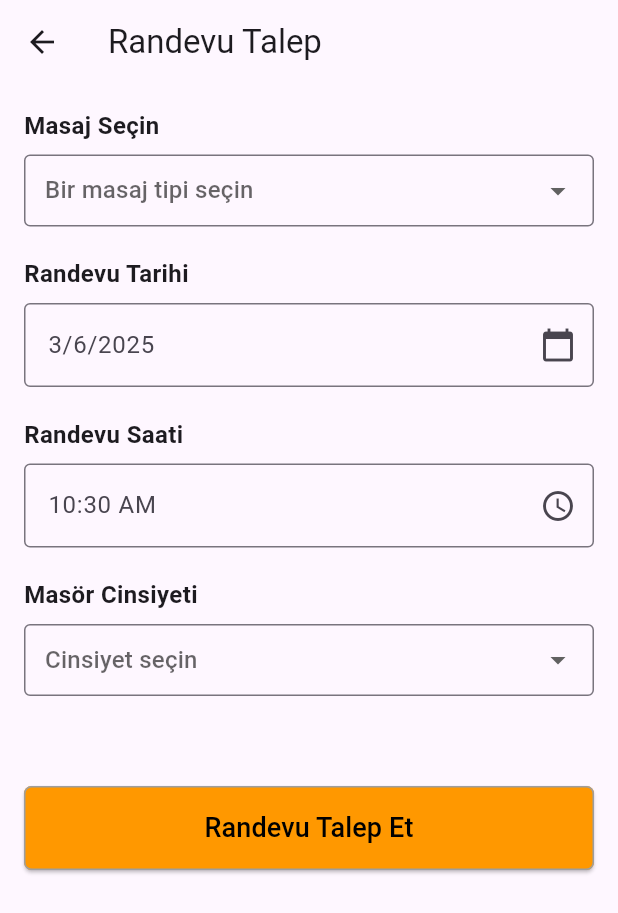
After one commit to projectelif/swiftpick_spa, a Flutter app: the screen it shows once a user with an empty profile is signed in, after a tap on "Randevu Talep", on a phone screen of 412 x 824 dp. The commit adds this screen. Shown: the top 913 px of the screen. Run offline on Flutter 3.47's test engine with Material 3 defaults, Android fonts, the light colour scheme and no system bars; our stand-ins replace firebase_auth, firebase_core, youtube_player_flutter; accounts and stored records are empty.

Commit message:
randevu talep sayfası hazırlandı

```diff
--- a/lib/auth/home_page.dart
+++ b/lib/auth/home_page.dart
@@ -4,6 +4,7 @@ import 'package:swiftpick_spa/auth/login_page.dart';
 import 'package:swiftpick_spa/components/mybutton.dart';
 import 'package:swiftpick_spa/pages/hizmet_page.dart';
 import 'package:swiftpick_spa/pages/masor_page.dart';
+import 'package:swiftpick_spa/pages/randevu_talep.dart';
 
 class HomePage extends StatelessWidget {
   final User? currentUser = FirebaseAuth.instance.currentUser;
@@ -13,11 +14,23 @@ class HomePage extends StatelessWidget {
   Widget build(BuildContext context) {
     return Scaffold(
       appBar: AppBar(
-        title: const Text('SwiftPick SPA'),
-        centerTitle: true,
-        elevation: 0,
-        backgroundColor: Theme.of(context).colorScheme.background,
-      ),
+  title: const Text('SwiftPick SPA'),
+  centerTitle: true,
+  elevation: 0,
+  backgroundColor: Theme.of(context).colorScheme.background,
+  actions: [ // Buraya eklendi
+    IconButton(
+      icon: const Icon(Icons.logout), // Çıkış ikonu
+      onPressed: () {
+        FirebaseAuth.instance.signOut();
+        Navigator.pushReplacement(
+          context,
+          MaterialPageRoute(builder: (context) => LoginPage()),
+        );
+      },
+    ),
+  ],
+),
       body: Column(children: [
         Row(
           mainAxisAlignment:MainAxisAlignment.start,
@@ -77,10 +90,14 @@ class HomePage extends StatelessWidget {
                 },
               ),
               MyButton(
-                title: 'Randevular',
+                title: 'Randevu Talep',
                 icondata: Icons.calendar_month,
                 onTap: () {
-                  // Bildirimler sayfasına yönlendirme
+                   Navigator.push(
+                              context,
+                              MaterialPageRoute(
+                                  builder: (context) => RandevuTalepPage()),
+                            );
                 },
               ),
               MyButton(
--- /dev/null
+++ b/lib/pages/randevu_talep.dart
@@ -0,0 +1,200 @@
+import 'package:flutter/material.dart';
+
+class RandevuTalepPage extends StatefulWidget {
+  const RandevuTalepPage({super.key});
+
+  @override
+  _RandevuTalepPageState createState() => _RandevuTalepPageState();
+}
+
+class _RandevuTalepPageState extends State<RandevuTalepPage> {
+  String? _selectedMassage;
+  DateTime _selectedDate = DateTime.now();
+  TimeOfDay _selectedTime = TimeOfDay.now();
+  String? _selectedTherapistGender;
+
+  final List<String> _massageTypes = [
+    'Bali Masajı',
+    'Medikal Masaj',
+    'Thai Masajı',
+    'Refleksoloji',
+    'Sıcak Taş Masajı',
+  ];
+
+  final List<String> _therapistGenders = [
+    'Erkek',
+    'Kadın',
+    'Farketmez',
+  ];
+
+  Future<void> _selectDate(BuildContext context) async {
+    final DateTime? picked = await showDatePicker(
+      context: context,
+      initialDate: _selectedDate,
+      firstDate: DateTime.now(),
+      lastDate: DateTime(2101),
+    );
+    if (picked != null && picked != _selectedDate) {
+      setState(() {
+        _selectedDate = picked;
+      });
+    }
+  }
+
+  Future<void> _selectTime(BuildContext context) async {
+    final TimeOfDay? picked = await showTimePicker(
+      context: context,
+      initialTime: _selectedTime,
+    );
+    if (picked != null && picked != _selectedTime) {
+      setState(() {
+        _selectedTime = picked;
+      });
+    }
+  }
+
+  void _submitAppointmentRequest() {
+    // Randevu talep etme mantığı burada işlenecek
+    // Örneğin, seçilen verileri bir API'ye gönderebilirsiniz.
+    print('Masaj Tipi: $_selectedMassage');
+    print('Tarih: ${_selectedDate.toLocal().toString().split(' ')[0]}');
+    print('Saat: ${_selectedTime.format(context)}');
+    print('Masör Cinsiyeti: $_selectedTherapistGender');
+
+    ScaffoldMessenger.of(context).showSnackBar(
+      const SnackBar(content: Text('Randevu Talebiniz Alındı!')),
+    );
+  }
+
+  @override
+  Widget build(BuildContext context) {
+    return Scaffold(
+      appBar: AppBar(
+        title: const Text('Randevu Talep'),
+      ),
+      body: SingleChildScrollView(
+        padding: const EdgeInsets.all(16.0),
+        child: Column(
+          crossAxisAlignment: CrossAxisAlignment.start,
+          children: <Widget>[
+            // Masaj Seçimi
+            const Text(
+              'Masaj Seçin',
+              style: TextStyle(fontSize: 16, fontWeight: FontWeight.bold),
+            ),
+            const SizedBox(height: 8.0),
+            DropdownButtonFormField<String>(
+              value: _selectedMassage,
+              hint: const Text('Bir masaj tipi seçin'),
+              onChanged: (String? newValue) {
+                setState(() {
+                  _selectedMassage = newValue;
+                });
+              },
+              items: _massageTypes.map<DropdownMenuItem<String>>((String value) {
+                return DropdownMenuItem<String>(
+                  value: value,
+                  child: Text(value),
+                );
+              }).toList(),
+              decoration: const InputDecoration(
+                border: OutlineInputBorder(),
+                contentPadding: EdgeInsets.symmetric(horizontal: 10, vertical: 5),
+              ),
+            ),
+            const SizedBox(height: 20.0),
+
+            // Randevu Tarihi
+            const Text(
+              'Randevu Tarihi',
+              style: TextStyle(fontSize: 16, fontWeight: FontWeight.bold),
+            ),
+            const SizedBox(height: 8.0),
+            GestureDetector(
+              onTap: () => _selectDate(context),
+              child: AbsorbPointer(
+                child: TextFormField(
+                  decoration: InputDecoration(
+                    border: const OutlineInputBorder(),
+                    hintText: '${_selectedDate.day}/${_selectedDate.month}/${_selectedDate.year}',
+                    suffixIcon: const Icon(Icons.calendar_today),
+                  ),
+                ),
+              ),
+            ),
+            const SizedBox(height: 20.0),
+
+            // Randevu Saati
+            const Text(
+              'Randevu Saati',
+              style: TextStyle(fontSize: 16, fontWeight: FontWeight.bold),
+            ),
+            const SizedBox(height: 8.0),
+            GestureDetector(
+              onTap: () => _selectTime(context),
+              child: AbsorbPointer(
+                child: TextFormField(
+                  decoration: InputDecoration(
+                    border: const OutlineInputBorder(),
+                    hintText: _selectedTime.format(context),
+                    suffixIcon: const Icon(Icons.access_time),
+                  ),
+                ),
+              ),
+            ),
+            const SizedBox(height: 20.0),
+
+            // Masör Cinsiyeti
+            const Text(
+              'Masör Cinsiyeti',
+              style: TextStyle(fontSize: 16, fontWeight: FontWeight.bold),
+            ),
+            const SizedBox(height: 8.0),
+            DropdownButtonFormField<String>(
+              value: _selectedTherapistGender,
+              hint: const Text('Cinsiyet seçin'),
+              onChanged: (String? newValue) {
+                setState(() {
+                  _selectedTherapistGender = newValue;
+                });
+              },
+              items: _therapistGenders.map<DropdownMenuItem<String>>((String value) {
+                return DropdownMenuItem<String>(
+                  value: value,
+                  child: Text(value),
+                );
+              }).toList(),
+              decoration: const InputDecoration(
+                border: OutlineInputBorder(),
+                contentPadding: EdgeInsets.symmetric(horizontal: 10, vertical: 5),
+              ),
+            ),
+            const SizedBox(height: 60.0),
+
+            // Randevu Talep Et Butonu
+            // Randevu Talep Et Butonu
+            SizedBox( // Butonun genişliğini ayarlamak için SizedBox ile sarıldı
+              width: double.infinity, // Tam genişlik
+              child: ElevatedButton(
+                onPressed: _submitAppointmentRequest,
+                style: ElevatedButton.styleFrom(
+                  backgroundColor: Colors.orange, // Arka plan turuncu
+                  foregroundColor: Colors.black, // Yazı rengi siyah
+                  padding: const EdgeInsets.symmetric(horizontal: 40, vertical: 15),
+                  shape: RoundedRectangleBorder( // Kenar stilini ayarla
+                    borderRadius: BorderRadius.circular(5.0), // Combobox'larla aynı kenar yuvarlama
+                    side: const BorderSide(color: Colors.grey), // İsteğe bağlı olarak kenarlık rengi
+                  ),
+                ),
+                child: const Text(
+                  'Randevu Talep Et',
+                  style: TextStyle(fontSize: 18),
+                ),
+              ),
+            ),
+          ],
+        ),
+      ),
+    );
+  }
+}
```
Also changed, not shown: lib/pages/profile_page.dart (added).
